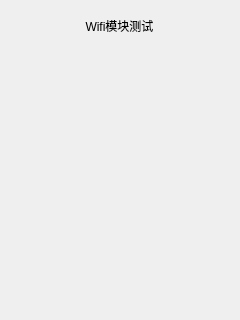
First picture: the form in qt_projects/KivviLauncher/device_test/dialogwlantest.ui, repository Ronak786/miscthings, before the edit.
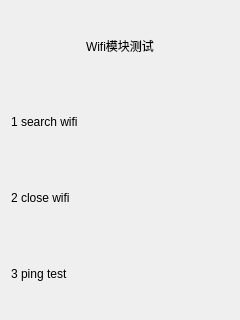
Second picture: the form after the edit.

The edit to the form file:
```diff
--- a/qt_projects/KivviLauncher/device_test/dialogwlantest.ui
+++ b/qt_projects/KivviLauncher/device_test/dialogwlantest.ui
@@ -13,16 +13,7 @@
   <property name="windowTitle">
    <string>Dialog</string>
   </property>
-  <widget class="QWidget" name="horizontalLayoutWidget">
-   <property name="geometry">
-    <rect>
-     <x>9</x>
-     <y>10</y>
-     <width>221</width>
-     <height>31</height>
-    </rect>
-   </property>
-   <layout class="QHBoxLayout" name="horizontalLayout">
+  <layout class="QVBoxLayout" name="verticalLayout">
     <item>
      <widget class="QLabel" name="label">
       <property name="text">
@@ -33,8 +24,28 @@
       </property>
      </widget>
     </item>
-   </layout>
-  </widget>
+   <item>
+    <widget class="QLabel" name="label_3">
+     <property name="text">
+      <string>1 search wifi</string>
+     </property>
+    </widget>
+   </item>
+   <item>
+    <widget class="QLabel" name="label_2">
+     <property name="text">
+      <string>2 close wifi</string>
+     </property>
+    </widget>
+   </item>
+   <item>
+    <widget class="QLabel" name="label_4">
+     <property name="text">
+      <string>3 ping test</string>
+     </property>
+    </widget>
+   </item>
+  </layout>
  </widget>
  <resources/>
  <connections/>
```
Lines whose indentation alone changed are shown as unchanged.
